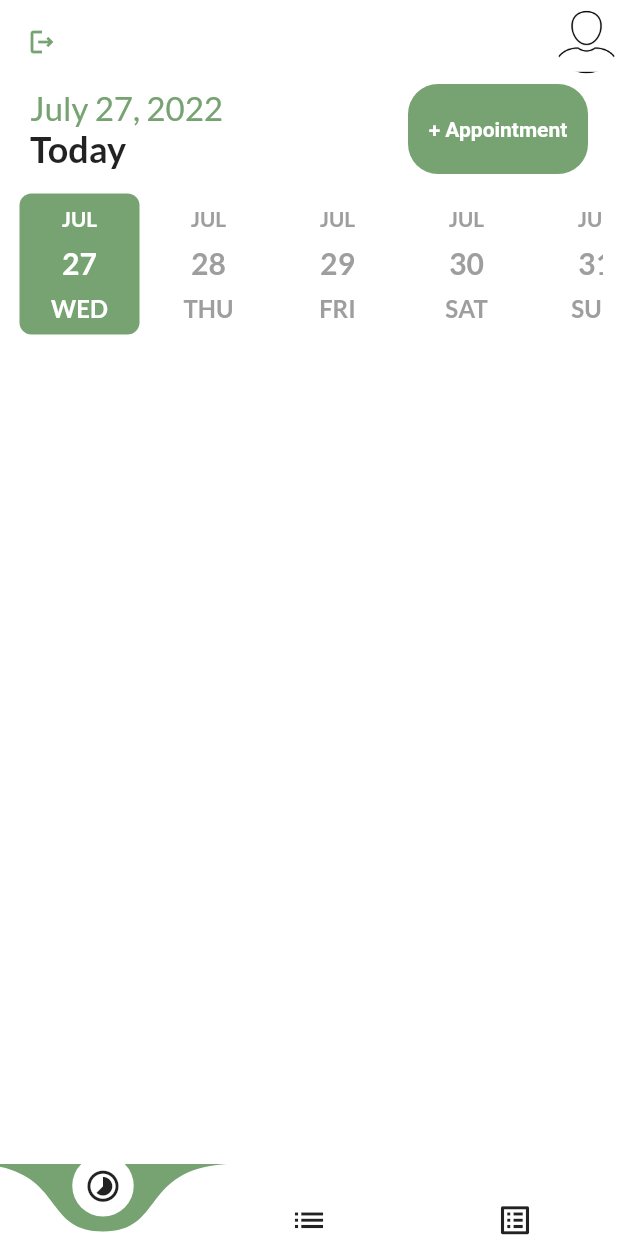
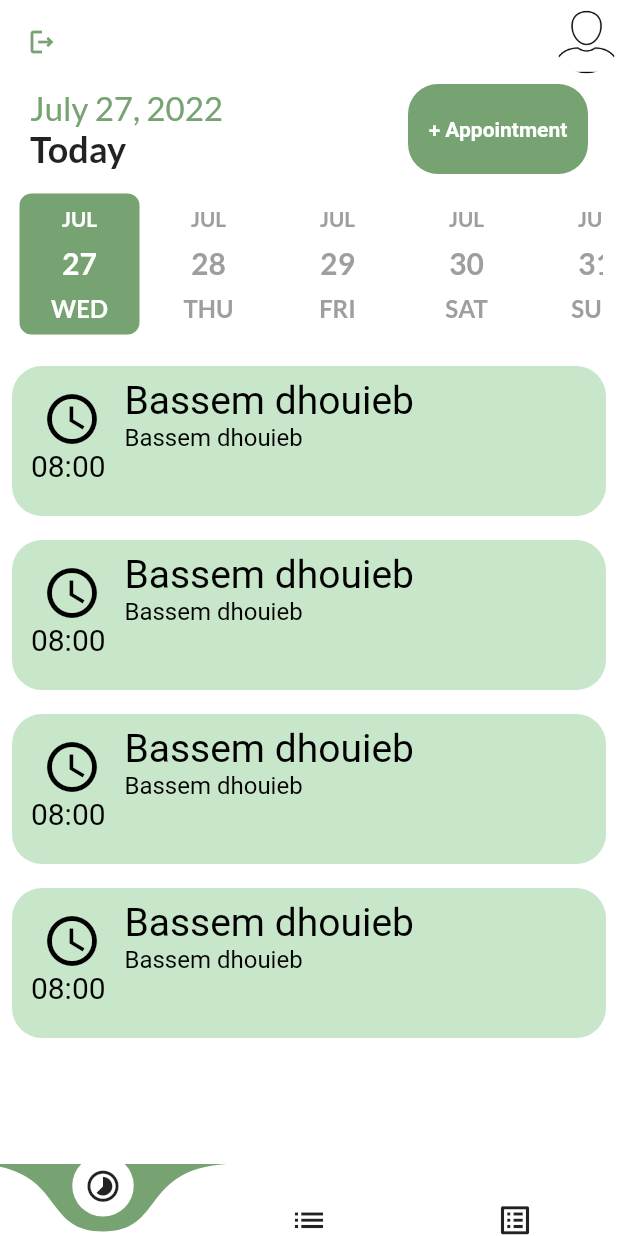
Before and after one commit to bassem-dhouieb/laboratory, a Flutter app: the HomePage screen opened directly, on a phone screen of 412 x 824 dp. Run offline on Flutter 3.47's test engine with Material 2 defaults, Android fonts, the phone set to English and light mode, and no system bars; drawn by our look-alikes of curved_navigation_bar, date_picker_timeline; our stand-ins replace get, google_fonts.

```diff
--- /dev/null
+++ b/lib/appointment_list.dart
@@ -0,0 +1,69 @@
+import 'package:flutter/cupertino.dart';
+import 'package:flutter/material.dart';
+import 'package:flutter/src/foundation/key.dart';
+import 'package:flutter/src/widgets/framework.dart';
+
+Color color1 = Color(0xff76A371);
+Color color2 = Color(0xff000000);
+
+class Appointment extends StatelessWidget {
+  const Appointment({Key? key}) : super(key: key);
+
+  @override
+  Widget build(BuildContext context) {
+    return Padding(
+      padding: EdgeInsets.all(8),
+      child: Container(
+        height: 100,
+        decoration: BoxDecoration(
+            borderRadius: BorderRadius.circular(20), color: Colors.green[100]),
+        child: Row(
+          children: [
+            Column(
+              children: [
+                Padding(
+                  padding:
+                      const EdgeInsets.only(left: 20.0, right: 15, top: 15),
+                  child: Icon(
+                    Icons.access_time,
+                    size: 40,
+                    color: Colors.black,
+                  ),
+                ),
+                Text(
+                  "08:00",
+                  style: TextStyle(
+                      fontSize: 20,
+                      fontWeight: FontWeight.w400,
+                      color: Colors.black),
+                ),
+              ],
+            ),
+            Column(
+              crossAxisAlignment: CrossAxisAlignment.start,
+              children: [
+                Padding(
+                  padding: const EdgeInsets.only(top: 8.0),
+                  child: Text(
+                    "Bassem dhouieb",
+                    style: TextStyle(
+                        fontSize: 26,
+                        fontWeight: FontWeight.w400,
+                        color: Colors.black),
+                  ),
+                ),
+                Text(
+                  "Bassem dhouieb",
+                  style: TextStyle(
+                      fontSize: 16,
+                      fontWeight: FontWeight.w400,
+                      color: Colors.black),
+                ),
+              ],
+            ),
+          ],
+        ),
+      ),
+    );
+  }
+}
--- a/lib/home_page.dart
+++ b/lib/home_page.dart
@@ -5,6 +5,7 @@ import 'package:flutter/material.dart';
 import 'package:google_fonts/google_fonts.dart';
 import 'package:intl/intl.dart';
 import 'package:laboratory/add_appointment_bar.dart';
+import 'package:laboratory/appointment_list.dart';
 import 'package:laboratory/button.dart';
 import 'package:get/get.dart';
 import 'package:laboratory/pages/balance_sheets_page.dart';
@@ -21,8 +22,9 @@ class HomePage extends StatefulWidget {
 }
 
 class _HomePageState extends State<HomePage> {
-  int pageIndex=0;
+  int pageIndex = 0;
   DateTime _selectedDate = DateTime.now();
+  List<Widget> routes = [HomePage(), ConsultationsPage(), BalanceSheetsPage()];
 
   var notifyHelper;
   @override
@@ -39,48 +41,56 @@ class _HomePageState extends State<HomePage> {
             Icon(Icons.timelapse_outlined, size: 25),
             Icon(Icons.list, size: 25),
             Icon(Icons.list_alt_outlined, size: 25),
-
           ],
           index: pageIndex,
           onTap: (index) => setState(() {
-          this.pageIndex = index;
-        })
+                Navigator.push(
+                  context,
+                  MaterialPageRoute(builder: (context) => routes[index]),
+                );
+              })),
+      body: Column(
+        children: [
+          _addAppointment(),
+          _addDateBar(),
+          Flexible(
+            child: ListView(
+              children: [
+                Appointment(),
+                Appointment(),
+                Appointment(),
+                Appointment(),
+              ],
             ),
-      body:Column(
-        children: [
-
-          _addAppointment(),
-          _addDateBar()
+          )
         ],
       ),
     );
   }
 
-
-  _appbar(){
+  _appbar() {
     return AppBar(
       backgroundColor: Colors.white,
       elevation: 0,
       leading: GestureDetector(
-        onTap: (){
-
-        },
-        child: Icon(Icons.logout_outlined,
-          size: 20,color: color1,),
+        onTap: () {},
+        child: Icon(
+          Icons.logout_outlined,
+          size: 20,
+          color: color1,
+        ),
       ),
       actions: [
         CircleAvatar(
           backgroundColor: Colors.white38,
           radius: 21,
-          backgroundImage: AssetImage(
-              "img/profile.png"
-          ),
+          backgroundImage: AssetImage("img/profile.png"),
         ),
       ],
     );
   }
 
-_addDateBar(){
+  _addDateBar() {
     return Container(
       margin: EdgeInsets.all(10),
       child: DatePicker(
@@ -91,50 +101,45 @@ _addDateBar(){
         selectionColor: color1,
         selectedTextColor: Colors.white,
         dateTextStyle: GoogleFonts.lato(
-          fontSize: 20,
-          fontWeight: FontWeight.w600,
-          color: Colors.grey
-      ),
+            fontSize: 20, fontWeight: FontWeight.w600, color: Colors.grey),
         dayTextStyle: GoogleFonts.lato(
-          fontSize: 16,
-          fontWeight: FontWeight.w600,
-          color: Colors.grey
-      ),
+            fontSize: 16, fontWeight: FontWeight.w600, color: Colors.grey),
         monthTextStyle: GoogleFonts.lato(
-          fontSize: 14,
-          fontWeight: FontWeight.w600,
-          color: Colors.grey
-      ),
-      onDateChange: (date){
+            fontSize: 14, fontWeight: FontWeight.w600, color: Colors.grey),
+        onDateChange: (date) {
           _selectedDate = date;
         },
       ),
     );
   }
 
-_addAppointment(){
+  _addAppointment() {
     return Container(
-    margin: const EdgeInsets.only(left: 20,right: 20),
+      margin: const EdgeInsets.only(left: 20, right: 20),
       child: Row(
         mainAxisAlignment: MainAxisAlignment.spaceBetween,
         children: [
           Container(
-
             child: Column(
               crossAxisAlignment: CrossAxisAlignment.start,
               children: [
                 Text(DateFormat.yMMMMd().format(DateTime.now()),
-                  style:GoogleFonts.lato(fontSize: 22,
-                      color: color1
+                    style: GoogleFonts.lato(fontSize: 22, color: color1)),
+                Text(
+                  "Today",
+                  style: GoogleFonts.lato(
+                    fontSize: 24,
+                    fontWeight: FontWeight.bold,
+                  ),
                 )
-              ),
-              Text("Today",style: GoogleFonts.lato(fontSize: 24,
-                fontWeight: FontWeight.bold,),)
               ],
             ),
           ),
-        MyButton(label: "+ Appointment", onTap: ()=> Get.to(AddAppointmentPage())),
-      ],),
+          MyButton(
+              label: "+ Appointment",
+              onTap: () => Get.to(AddAppointmentPage())),
+        ],
+      ),
     );
   }
 }
```
Also changed, not shown: lib/consultation_list.dart (added, +67 -0 lines), lib/pages/balance_sheets_page.dart (+56 -2 lines), lib/pages/consultations_page.dart (+62 -3 lines). Lines whose indentation alone changed are shown as unchanged.
